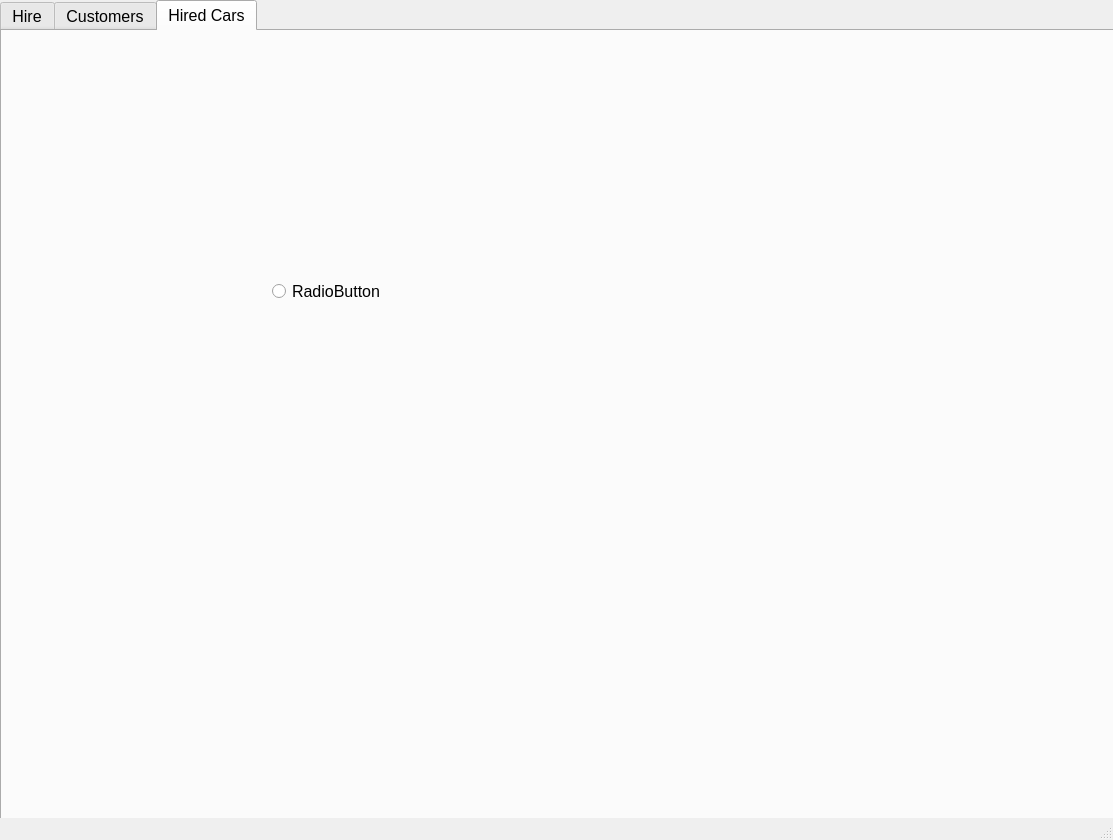
The window that Desing_1.ui (cristian341/Booking) describes before a commit, drawn with Qt 5.
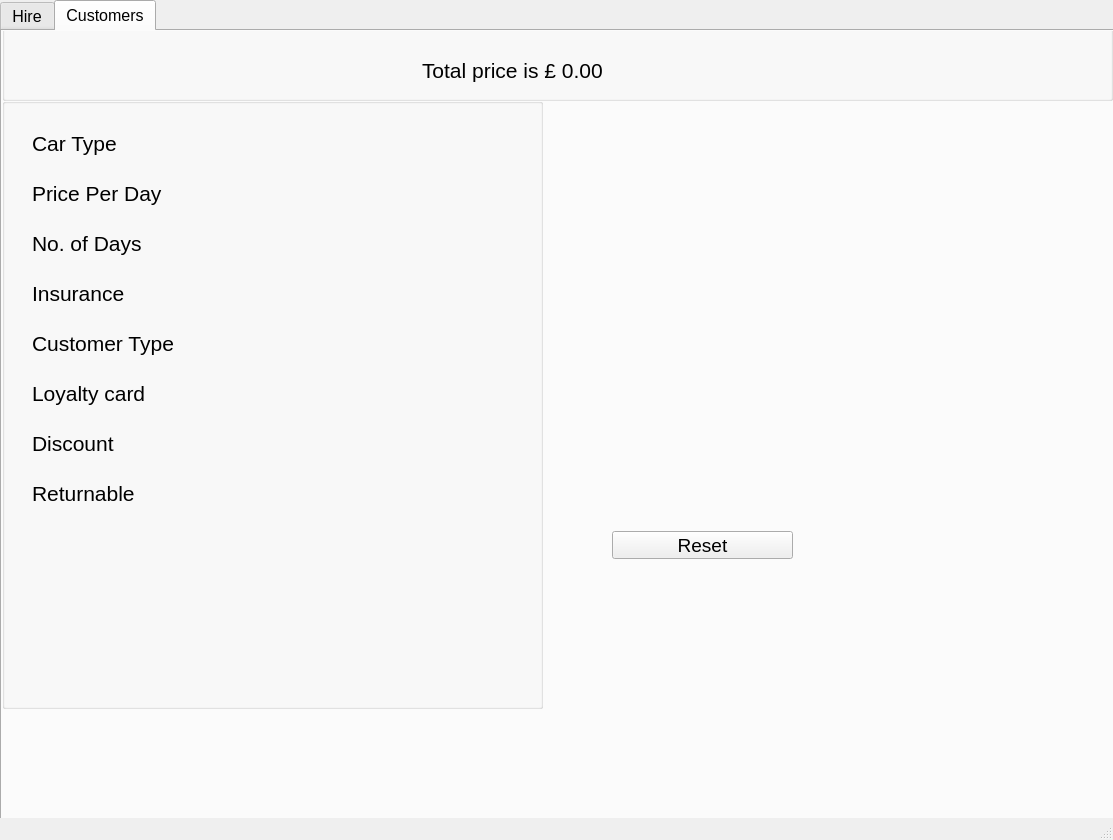
The same window after the commit. The open tabs and pages were chosen to show the change.

Diff of the .ui file:
```diff
--- a/Desing_1.ui
+++ b/Desing_1.ui
@@ -838,12 +838,12 @@
         <rect>
          <x>30</x>
          <y>80</y>
-         <width>141</width>
+         <width>161</width>
          <height>31</height>
         </rect>
        </property>
        <property name="text">
-        <string>Car Model</string>
+        <string>Price Per Day</string>
        </property>
       </widget>
       <widget class="QLabel" name="carModelLabel">
@@ -1030,24 +1030,6 @@
       </property>
      </widget>
     </widget>
-    <widget class="QWidget" name="HiredCars">
-     <attribute name="title">
-      <string>Hired Cars</string>
-     </attribute>
-     <widget class="QRadioButton" name="radioButton">
-      <property name="geometry">
-       <rect>
-        <x>270</x>
-        <y>240</y>
-        <width>201</width>
-        <height>41</height>
-       </rect>
-      </property>
-      <property name="text">
-       <string>RadioButton</string>
-      </property>
-     </widget>
-    </widget>
    </widget>
   </widget>
   <widget class="QStatusBar" name="statusbar"/>
```
Left out of the diff: 12 changed lines with no effect on the pictures.
